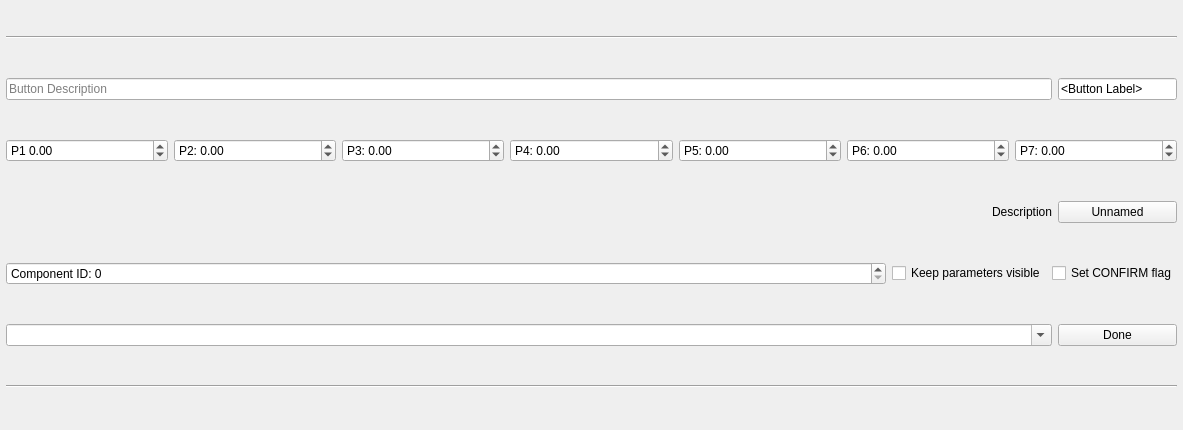
Before: the Qt Designer form src/ui/designer/QGCCommandButton.ui in josephlewis42/UDenverQGC, drawn with Qt 5.
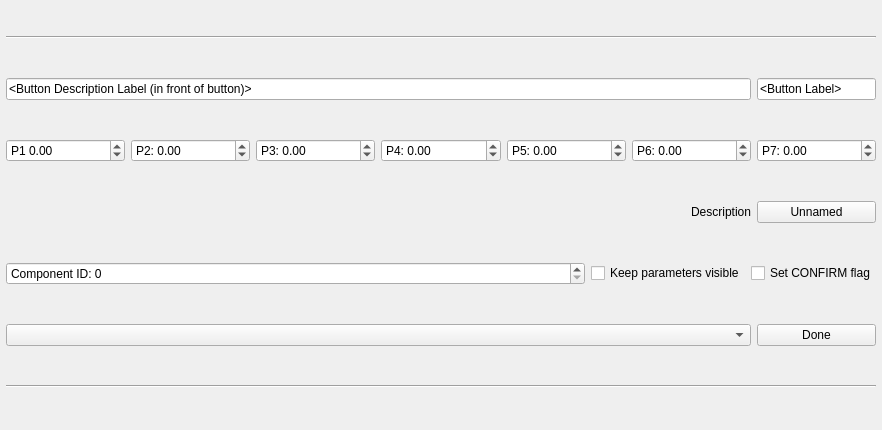
After: the same form once the commit is applied.

What changed in the file:
```diff
--- a/src/ui/designer/QGCCommandButton.ui
+++ b/src/ui/designer/QGCCommandButton.ui
@@ -6,7 +6,7 @@
    <rect>
     <x>0</x>
     <y>0</y>
-    <width>1183</width>
+    <width>882</width>
     <height>430</height>
    </rect>
   </property>
@@ -27,11 +27,7 @@
     <number>3</number>
    </property>
    <item row="7" column="0" colspan="3">
-    <widget class="QComboBox" name="editCommandComboBox">
-     <property name="editable">
-      <bool>true</bool>
-     </property>
-    </widget>
+    <widget class="QComboBox" name="editCommandComboBox"/>
    </item>
    <item row="7" column="3">
     <widget class="QPushButton" name="editFinishButton">
@@ -49,8 +45,8 @@
    </item>
    <item row="2" column="0" colspan="3">
     <widget class="QLineEdit" name="editNameLabel">
-     <property name="placeholderText">
-      <string>Button Description</string>
+     <property name="text">
+      <string>&lt;Button Description Label (in front of button)&gt;</string>
      </property>
     </widget>
    </item>
```
